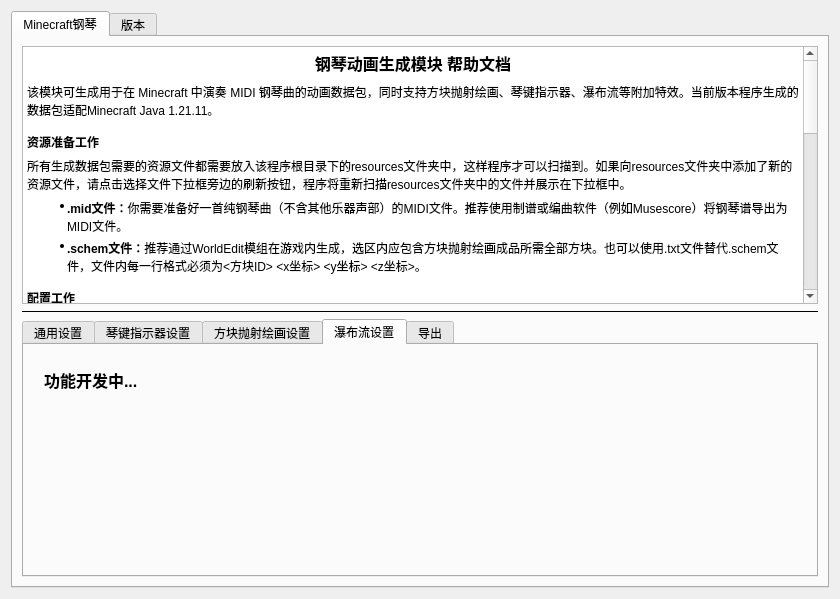
Qt form ui/main.ui (klue007/VanillaAnimationGenerator) before a commit.
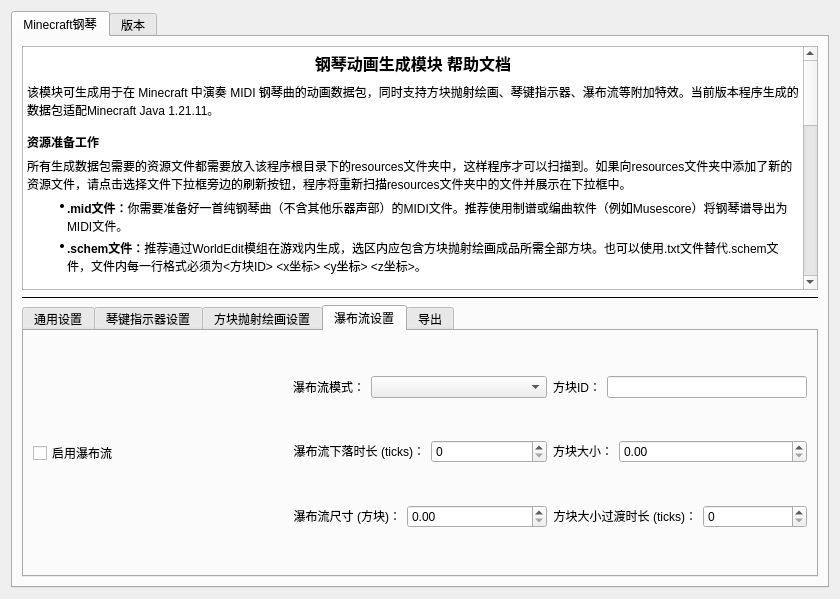
The same form after that commit. The open tabs and pages were chosen to show the change.

What changed in the file:
```diff
--- a/ui/main.ui
+++ b/ui/main.ui
@@ -29,7 +29,7 @@
       <attribute name="title">
        <string>Minecraft钢琴</string>
       </attribute>
-      <layout class="QVBoxLayout" name="verticalLayout_2" stretch="1,1,1">
+      <layout class="QVBoxLayout" name="verticalLayout_2" stretch="1,1,0">
        <item>
         <widget class="QTextBrowser" name="textBrowser">
          <property name="html">
@@ -777,19 +777,158 @@
           <attribute name="title">
            <string>瀑布流设置</string>
           </attribute>
-          <widget class="QLabel" name="label">
-           <property name="geometry">
-            <rect>
-             <x>20</x>
-             <y>10</y>
-             <width>151</width>
-             <height>51</height>
-            </rect>
-           </property>
-           <property name="text">
-            <string>&lt;html&gt;&lt;head/&gt;&lt;body&gt;&lt;p&gt;&lt;span style=&quot; font-size:12pt; font-weight:700;&quot;&gt;功能开发中...&lt;/span&gt;&lt;/p&gt;&lt;/body&gt;&lt;/html&gt;</string>
-           </property>
-          </widget>
+          <layout class="QHBoxLayout" name="horizontalLayout_20">
+           <item>
+            <layout class="QVBoxLayout" name="verticalLayout_14">
+             <item>
+              <widget class="QCheckBox" name="checkBox_3">
+               <property name="text">
+                <string>启用瀑布流</string>
+               </property>
+              </widget>
+             </item>
+            </layout>
+           </item>
+           <item>
+            <layout class="QVBoxLayout" name="verticalLayout_17">
+             <item>
+              <layout class="QHBoxLayout" name="horizontalLayout_21">
+               <item>
+                <widget class="QLabel" name="label">
+                 <property name="sizePolicy">
+                  <sizepolicy hsizetype="Fixed" vsizetype="Preferred">
+                   <horstretch>0</horstretch>
+                   <verstretch>0</verstretch>
+                  </sizepolicy>
+                 </property>
+                 <property name="text">
+                  <string>&lt;html&gt;&lt;head/&gt;&lt;body&gt;&lt;p align=&quot;right&quot;&gt;瀑布流模式：&lt;/p&gt;&lt;/body&gt;&lt;/html&gt;</string>
+                 </property>
+                </widget>
+               </item>
+               <item>
+                <widget class="QComboBox" name="comboBox_4"/>
+               </item>
+              </layout>
+             </item>
+             <item>
+              <layout class="QHBoxLayout" name="horizontalLayout_24">
+               <item>
+                <widget class="QLabel" name="label_27">
+                 <property name="sizePolicy">
+                  <sizepolicy hsizetype="Fixed" vsizetype="Preferred">
+                   <horstretch>0</horstretch>
+                   <verstretch>0</verstretch>
+                  </sizepolicy>
+                 </property>
+                 <property name="text">
+                  <string>&lt;html&gt;&lt;head/&gt;&lt;body&gt;&lt;p align=&quot;right&quot;&gt;瀑布流下落时长 (ticks)：&lt;/p&gt;&lt;/body&gt;&lt;/html&gt;</string>
+                 </property>
+                </widget>
+               </item>
+               <item>
+                <widget class="QSpinBox" name="spinBox_11">
+                 <property name="maximum">
+                  <number>1000</number>
+                 </property>
+                </widget>
+               </item>
+              </layout>
+             </item>
+             <item>
+              <layout class="QHBoxLayout" name="horizontalLayout_27">
+               <item>
+                <widget class="QLabel" name="label_28">
+                 <property name="sizePolicy">
+                  <sizepolicy hsizetype="Fixed" vsizetype="Preferred">
+                   <horstretch>0</horstretch>
+                   <verstretch>0</verstretch>
+                  </sizepolicy>
+                 </property>
+                 <property name="text">
+                  <string>&lt;html&gt;&lt;head/&gt;&lt;body&gt;&lt;p align=&quot;right&quot;&gt;瀑布流尺寸 (方块)：&lt;/p&gt;&lt;/body&gt;&lt;/html&gt;</string>
+                 </property>
+                </widget>
+               </item>
+               <item>
+                <widget class="QDoubleSpinBox" name="doubleSpinBox_6"/>
+               </item>
+              </layout>
+             </item>
+            </layout>
+           </item>
+           <item>
+            <layout class="QVBoxLayout" name="verticalLayout_15">
+             <item>
+              <layout class="QHBoxLayout" name="horizontalLayout_28">
+               <item>
+                <widget class="QLabel" name="label_29">
+                 <property name="sizePolicy">
+                  <sizepolicy hsizetype="Fixed" vsizetype="Preferred">
+                   <horstretch>0</horstretch>
+                   <verstretch>0</verstretch>
+                  </sizepolicy>
+                 </property>
+                 <property name="text">
+                  <string>&lt;html&gt;&lt;head/&gt;&lt;body&gt;&lt;p align=&quot;right&quot;&gt;方块ID：&lt;/p&gt;&lt;/body&gt;&lt;/html&gt;</string>
+                 </property>
+                </widget>
+               </item>
+               <item>
+                <widget class="QLineEdit" name="lineEdit_3">
+                 <property name="sizePolicy">
+                  <sizepolicy hsizetype="Preferred" vsizetype="Fixed">
+                   <horstretch>0</horstretch>
+                   <verstretch>0</verstretch>
+                  </sizepolicy>
+                 </property>
+                </widget>
+               </item>
+              </layout>
+             </item>
+             <item>
+              <layout class="QHBoxLayout" name="horizontalLayout_29">
+               <item>
+                <widget class="QLabel" name="label_30">
+                 <property name="sizePolicy">
+                  <sizepolicy hsizetype="Fixed" vsizetype="Preferred">
+                   <horstretch>0</horstretch>
+                   <verstretch>0</verstretch>
+                  </sizepolicy>
+                 </property>
+                 <property name="text">
+                  <string>&lt;html&gt;&lt;head/&gt;&lt;body&gt;&lt;p align=&quot;right&quot;&gt;方块大小：&lt;/p&gt;&lt;/body&gt;&lt;/html&gt;</string>
+                 </property>
+                </widget>
+               </item>
+               <item>
+                <widget class="QDoubleSpinBox" name="doubleSpinBox_7"/>
+               </item>
+              </layout>
+             </item>
+             <item>
+              <layout class="QHBoxLayout" name="horizontalLayout_30">
+               <item>
+                <widget class="QLabel" name="label_31">
+                 <property name="sizePolicy">
+                  <sizepolicy hsizetype="Fixed" vsizetype="Preferred">
+                   <horstretch>0</horstretch>
+                   <verstretch>0</verstretch>
+                  </sizepolicy>
+                 </property>
+                 <property name="text">
+                  <string>&lt;html&gt;&lt;head/&gt;&lt;body&gt;&lt;p align=&quot;right&quot;&gt;方块大小过渡时长 (ticks)：&lt;/p&gt;&lt;/body&gt;&lt;/html&gt;</string>
+                 </property>
+                </widget>
+               </item>
+               <item>
+                <widget class="QSpinBox" name="spinBox_12"/>
+               </item>
+              </layout>
+             </item>
+            </layout>
+           </item>
+          </layout>
          </widget>
          <widget class="QWidget" name="tab_5">
           <attribute name="title">
```
Left out of the diff: 6 changed lines with no effect on the pictures.
